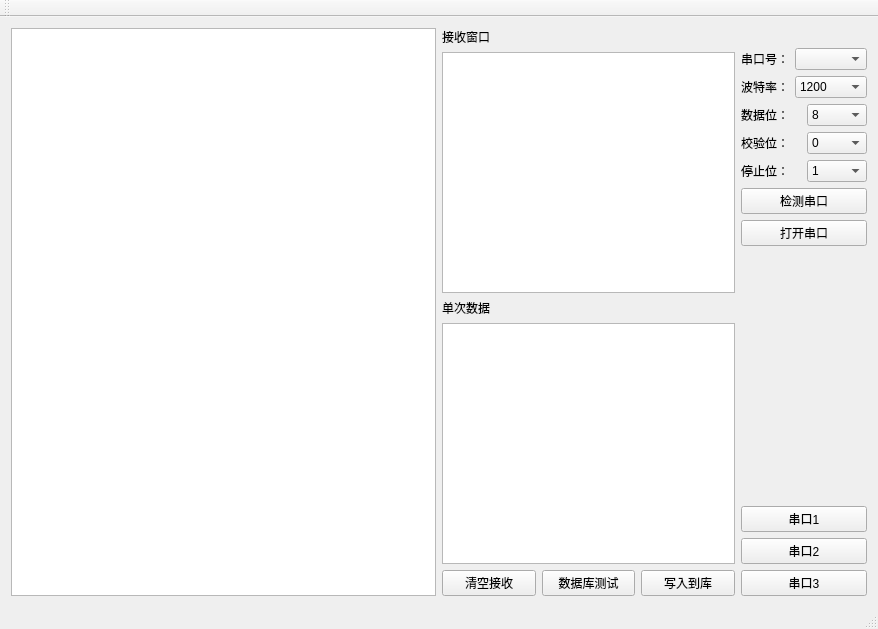
VegetablesMaster/qt_serial, file mainwindow.ui: the form before one commit.
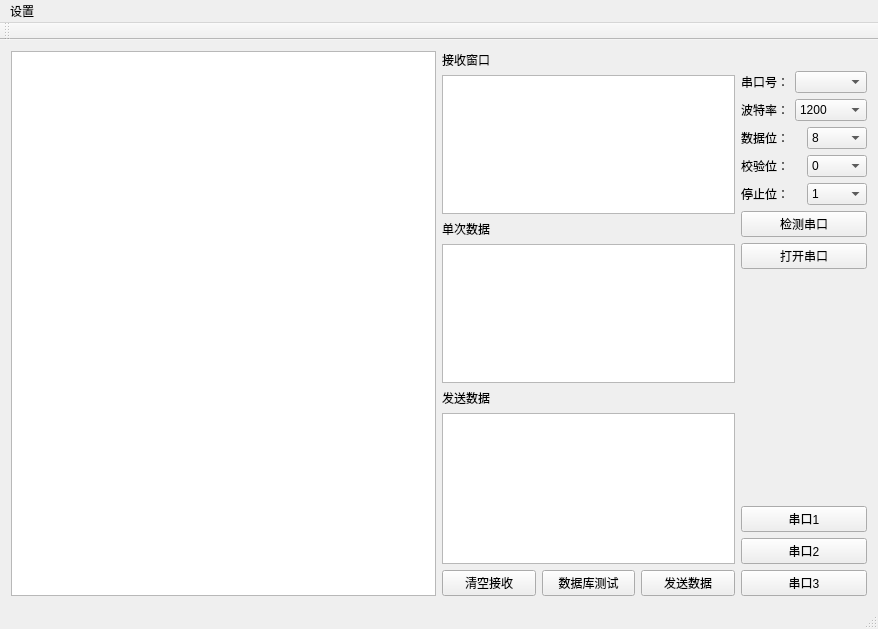
The form after the commit.

The edit to the form file:
```diff
--- a/mainwindow.ui
+++ b/mainwindow.ui
@@ -37,7 +37,27 @@
          </widget>
         </item>
         <item>
-         <widget class="QTextEdit" name="sendTextEdit"/>
+         <widget class="QTextEdit" name="singledateEdit"/>
+        </item>
+        <item>
+         <widget class="QLabel" name="label_9">
+          <property name="text">
+           <string>发送数据</string>
+          </property>
+         </widget>
+        </item>
+        <item>
+         <widget class="QTextEdit" name="sendTextEdit">
+          <property name="enabled">
+           <bool>true</bool>
+          </property>
+          <property name="minimumSize">
+           <size>
+            <width>0</width>
+            <height>151</height>
+           </size>
+          </property>
+         </widget>
         </item>
         <item>
          <layout class="QHBoxLayout" name="horizontalLayout">
@@ -58,7 +78,7 @@
           <item>
            <widget class="QPushButton" name="sendButton">
             <property name="text">
-             <string>写入到库</string>
+             <string>发送数据</string>
             </property>
            </widget>
           </item>
@@ -277,6 +297,14 @@
      <height>21</height>
     </rect>
    </property>
+   <widget class="QMenu" name="menu">
+    <property name="title">
+     <string>设置</string>
+    </property>
+    <addaction name="actionNo_1"/>
+    <addaction name="action_Id_Timer"/>
+   </widget>
+   <addaction name="menu"/>
   </widget>
   <widget class="QToolBar" name="mainToolBar">
    <attribute name="toolBarArea">
```
Left out of the diff: 12 changed lines with no effect on the pictures.
